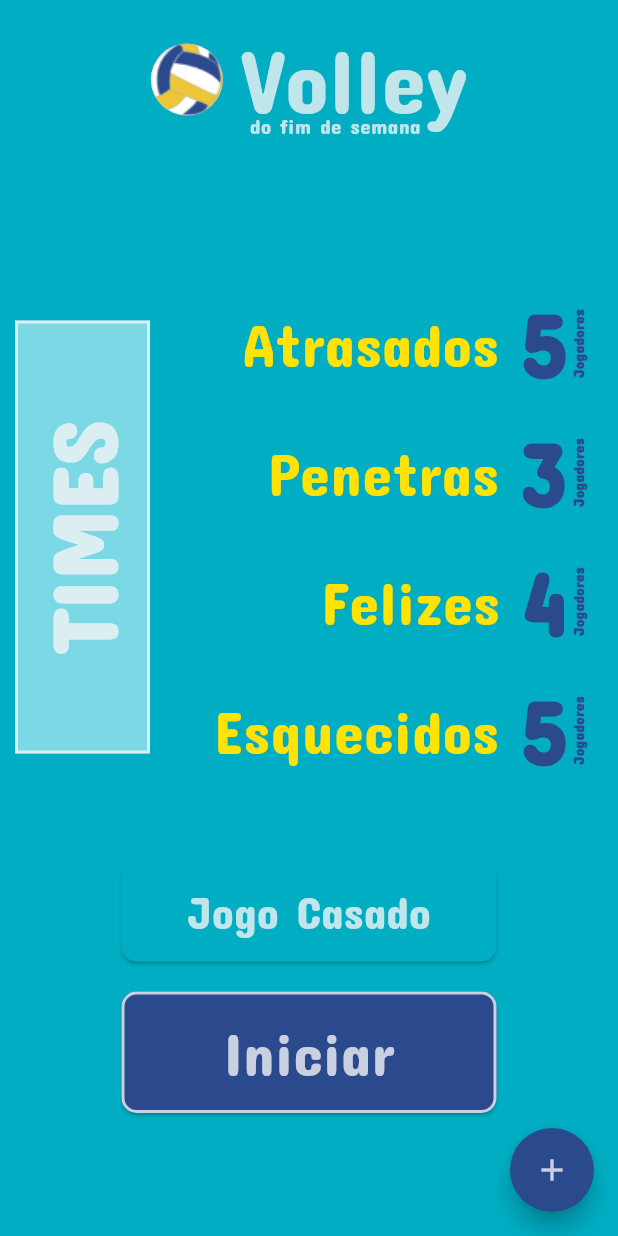
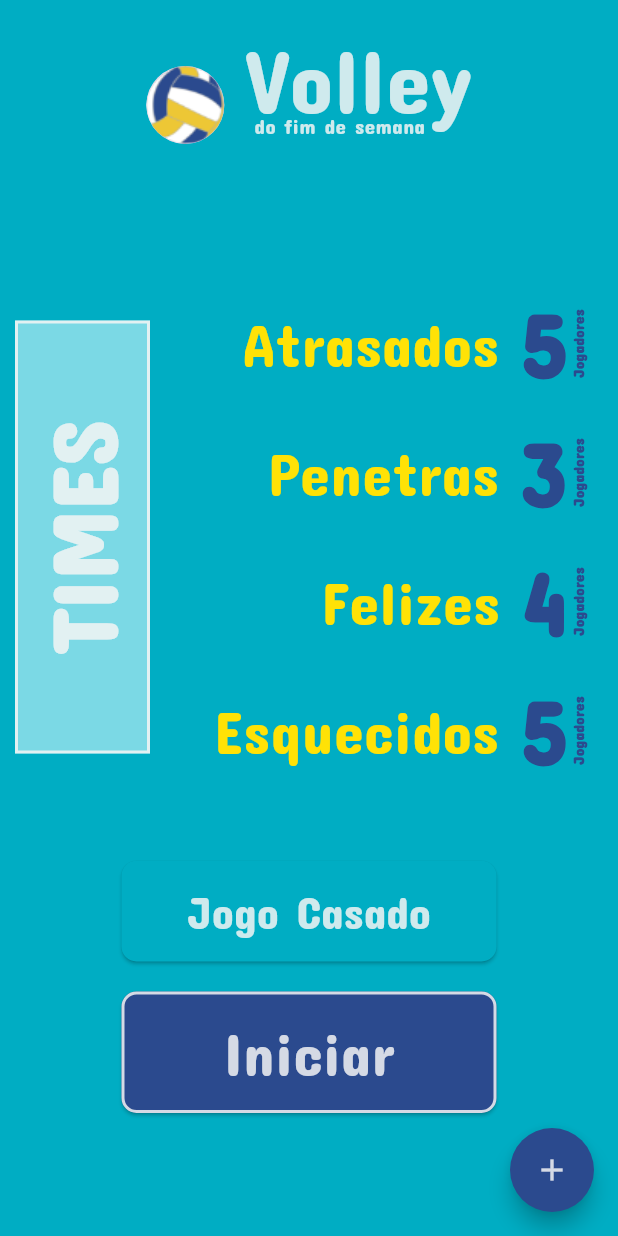
Before and after one commit to clara0904/voley, a Flutter app: the screen it shows after launch, on a phone screen of 412 x 824 dp. Run offline on Flutter 3.47's test engine with Material 3 defaults, Android fonts, the phone set to English and light mode, and no system bars.

Commit message:
feat: ajustes de estilo no header

```diff
--- a/lib/components/components_primary/header.dart
+++ b/lib/components/components_primary/header.dart
@@ -6,18 +6,17 @@ class Header extends StatelessWidget {
 
   @override
   Widget build(BuildContext context) {
-    return Center(
-      child: Padding(
+    return Padding(
       padding: const EdgeInsets.all(10.0),
       child: Row(
         mainAxisAlignment: MainAxisAlignment.center,
-          crossAxisAlignment: CrossAxisAlignment.center,
+        crossAxisAlignment: CrossAxisAlignment.end,
         children: [
           const CircleAvatar(
-              radius: 24,
+            radius: 26,
             backgroundImage: AssetImage('imagens/ball.png'),
           ),
-            const SizedBox(width: 12),
+          const SizedBox(width: 14),
           Stack(
             children: [
               Text(
@@ -42,7 +41,6 @@ class Header extends StatelessWidget {
           ),
         ],
       ),
-      ),
     );
   }
 }
--- a/lib/theme/colors.dart
+++ b/lib/theme/colors.dart
@@ -2,7 +2,7 @@ import 'package:flutter/material.dart';
 
 class ColorsApp {
   static Color backgroundPrincipal = const Color(0xff00ADC3);
-  static Color fontePrimaria = const Color.fromARGB(200, 245, 245, 245);
+  static Color fontePrimaria = const Color.fromARGB(215, 245, 245, 245);
   static Color fonteSecundaria = const Color(0xff2B4A8E);
   static Color fonteTerciaria = const Color.fromARGB(255, 255, 226, 6);
   static Color quadras = const Color(0xffF77859);
```
Lines whose indentation alone changed are shown as unchanged.
